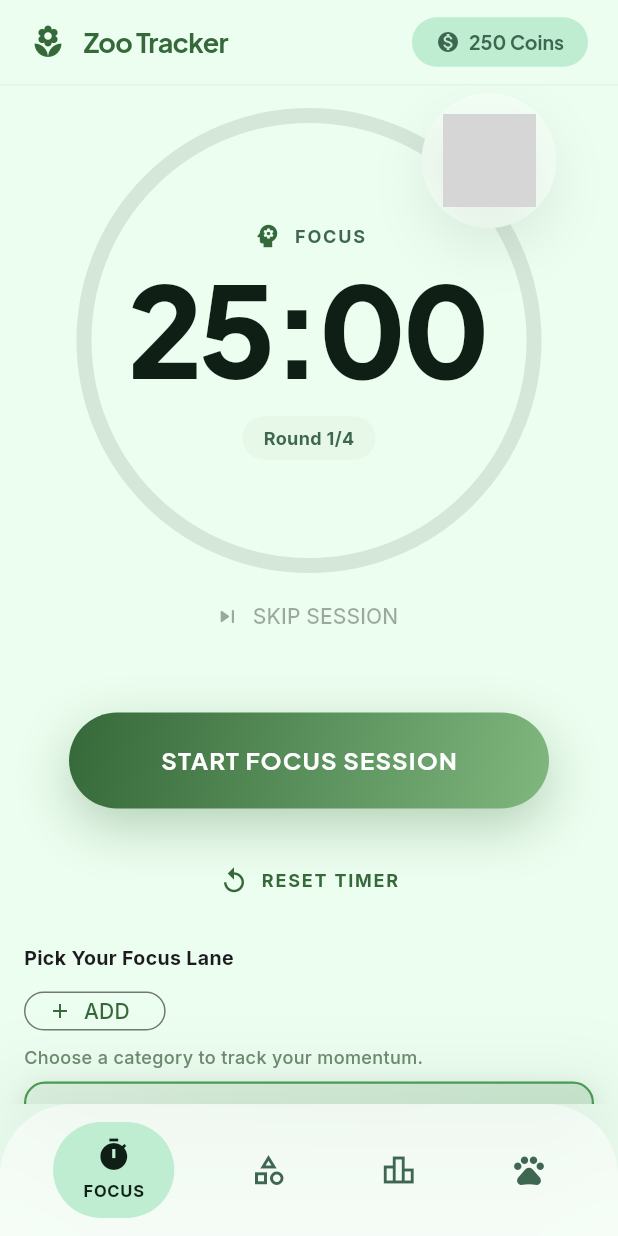
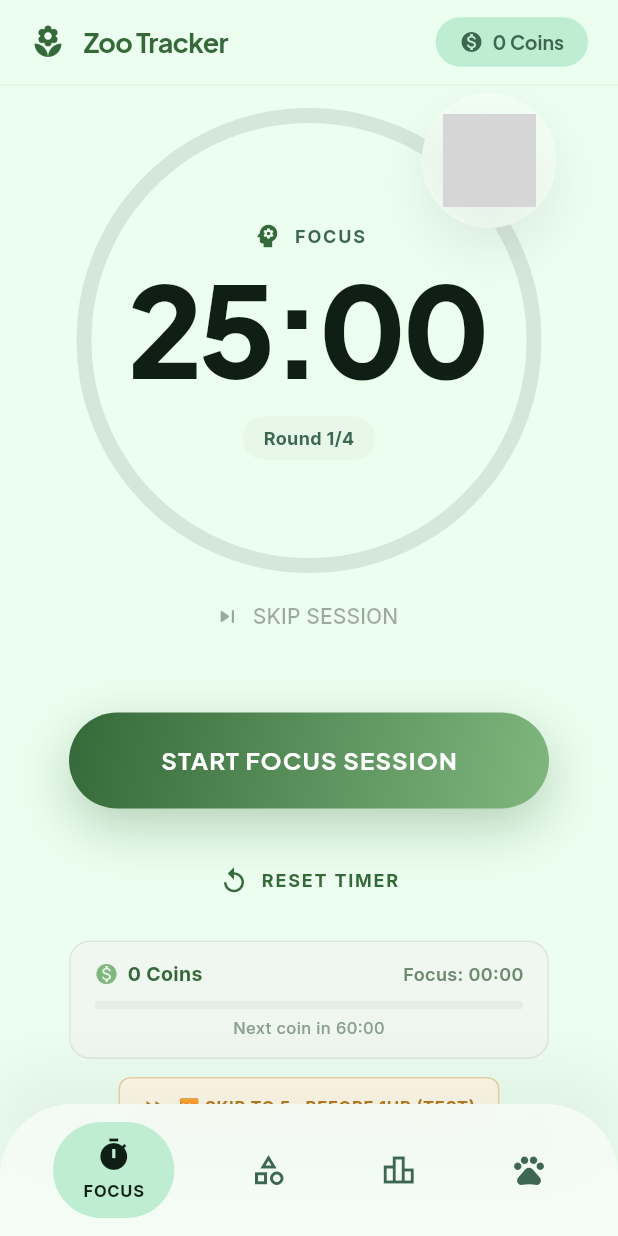
Before and after one commit to SupakronQ/Pomodoro-Zoo-Tracker, a Flutter app: the screen it shows after launch, on a phone screen of 412 x 824 dp. Run offline on Flutter 3.47's test engine with Material 3 defaults, Android fonts, the phone set to English and light mode, and no system bars; our stand-ins replace google_fonts; network calls fail; grey boxes are pictures that could not be loaded.

Commit message:
feat(coin): implement coin logic and add mock skip time button for testing

```diff
--- /dev/null
+++ b/pomodoro_zoo_tracker/lib/features/coin/domain/usecases/calculate_coins.dart
@@ -0,0 +1,14 @@
+// UseCase: คำนวณเหรียญจากเวลา focus สะสม
+class CalculateCoins {
+  static const int coinsPerHour = 10;
+  static const int secondsPerHour = 3600;
+
+  /// คืนจำนวนเหรียญใหม่ที่ควรได้รับ
+  /// จาก totalFocusSeconds ที่สะสมมา เทียบกับ awardedHours ที่ให้ไปแล้ว
+  int call({required int totalFocusSeconds, required int awardedHours}) {
+    final completedHours = totalFocusSeconds ~/ secondsPerHour;
+    final newHours = completedHours - awardedHours;
+    if (newHours <= 0) return 0;
+    return newHours * coinsPerHour;
+  }
+}
--- /dev/null
+++ b/pomodoro_zoo_tracker/lib/features/coin/presentation/providers/coin_provider.dart
@@ -0,0 +1,55 @@
+import 'package:flutter/material.dart';
+import '../../domain/usecases/calculate_coins.dart';
+
+// Provider — UI State สำหรับ Coin
+class CoinProvider extends ChangeNotifier {
+  final CalculateCoins calculateCoinsUseCase;
+
+  CoinProvider({required this.calculateCoinsUseCase});
+
+  int _coinBalance = 0;
+  int _totalFocusSeconds = 0;
+  int _awardedHours = 0;
+
+  int get coinBalance => _coinBalance;
+  int get totalFocusSeconds => _totalFocusSeconds;
+  int get awardedHours => _awardedHours;
+
+  /// วินาทีที่เหลือจนกว่าจะได้เหรียญรอบถัดไป
+  int get secondsUntilNextCoin {
+    final nextThreshold = (_awardedHours + 1) * CalculateCoins.secondsPerHour;
+    return nextThreshold - _totalFocusSeconds;
+  }
+
+  /// เรียกทุก 1 วินาทีที่ timer tick ใน focus phase
+  void addFocusSecond() {
+    _totalFocusSeconds += 1;
+    _checkAndAwardCoins();
+    notifyListeners();
+  }
+
+  /// สำหรับทดสอบ — กระโดดไป 5 วินาทีก่อนครบ 1 ชม. ถัดไป
+  void skipToBeforeOneHour() {
+    final nextThreshold = (_awardedHours + 1) * CalculateCoins.secondsPerHour;
+    _totalFocusSeconds = nextThreshold - 5;
+    notifyListeners();
+  }
+
+  void _checkAndAwardCoins() {
+    final newCoins = calculateCoinsUseCase(
+      totalFocusSeconds: _totalFocusSeconds,
+      awardedHours: _awardedHours,
+    );
+    if (newCoins > 0) {
+      _coinBalance += newCoins;
+      _awardedHours = _totalFocusSeconds ~/ CalculateCoins.secondsPerHour;
+    }
+  }
+
+  /// Format วินาทีเป็น MM:SS
+  String formatSeconds(int seconds) {
+    final m = seconds ~/ 60;
+    final s = seconds % 60;
+    return '${m.toString().padLeft(2, '0')}:${s.toString().padLeft(2, '0')}';
+  }
+}
--- a/pomodoro_zoo_tracker/lib/features/timer/presentation/pages/timer_page.dart
+++ b/pomodoro_zoo_tracker/lib/features/timer/presentation/pages/timer_page.dart
@@ -2,6 +2,8 @@ import 'package:flutter/material.dart';
 import 'package:pomodoro_zoo_tracker/presentation/main_page.dart';
 import '../providers/timer_provider.dart';
 import 'package:provider/provider.dart';
+import '../../../coin/presentation/providers/coin_provider.dart';
+import '../../../coin/domain/usecases/calculate_coins.dart';
 import '../widgets/timer_circle.dart';
 import '../widgets/timer_controls.dart';
 
@@ -136,6 +138,7 @@ class _TimerPageState extends State<TimerPage> {
   @override
   Widget build(BuildContext context) {
     final provider = context.watch<TimerProvider>();
+    final coinProvider = context.watch<CoinProvider>();
 
     return Scaffold(
       // backgroundColor: const Color(0xFFF5F0E8),
@@ -172,6 +175,15 @@ class _TimerPageState extends State<TimerPage> {
                     onPause: provider.pause,
                     onReset: provider.reset,
                   ),
+                  const SizedBox(height: 16),
+
+                  // -- Coin Progress Indicator --
+                  _buildCoinProgress(coinProvider),
+                  const SizedBox(height: 8),
+
+                  // -- Debug: Skip to 5s before 1 hour --
+                  _buildSkipTestButton(provider, coinProvider),
+
                   if (!_canStartTimer) ...[
                     const SizedBox(height: 12),
                     const Text(
@@ -265,6 +277,118 @@ class _TimerPageState extends State<TimerPage> {
               ),
             ),
           ),
+        ),
+      ),
+    );
+  }
+
+  Widget _buildCoinProgress(CoinProvider coinProvider) {
+    final focusMinutes = coinProvider.totalFocusSeconds ~/ 60;
+    final focusSecs = coinProvider.totalFocusSeconds % 60;
+    final untilNext = coinProvider.secondsUntilNextCoin;
+    final untilMin = untilNext ~/ 60;
+    final untilSec = untilNext % 60;
+    final progressToNextCoin = 1.0 -
+        (untilNext / CalculateCoins.secondsPerHour).clamp(0.0, 1.0);
+
+    return ConstrainedBox(
+      constraints: const BoxConstraints(maxWidth: 320),
+      child: Container(
+        padding: const EdgeInsets.symmetric(horizontal: 16, vertical: 12),
+        decoration: BoxDecoration(
+          color: const Color(0xFFF0F7F1),
+          borderRadius: BorderRadius.circular(14),
+          border: Border.all(color: const Color(0xFFDDE6DE)),
+        ),
+        child: Column(
+          children: [
+            Row(
+              mainAxisAlignment: MainAxisAlignment.spaceBetween,
+              children: [
+                Row(
+                  children: [
+                    const Icon(Icons.monetization_on, size: 16, color: Color(0xFF7FB77E)),
+                    const SizedBox(width: 6),
+                    Text(
+                      '${coinProvider.coinBalance} Coins',
+                      style: const TextStyle(
+                        fontWeight: FontWeight.w700,
+                        fontSize: 13,
+                        color: Color(0xFF356939),
+                      ),
+                    ),
+                  ],
+                ),
+                Text(
+                  'Focus: ${focusMinutes.toString().padLeft(2, '0')}:${focusSecs.toString().padLeft(2, '0')}',
+                  style: const TextStyle(
+                    fontSize: 12,
+                    fontWeight: FontWeight.w600,
+                    color: Color(0xFF6F8B71),
+                  ),
+                ),
+              ],
+            ),
+            const SizedBox(height: 8),
+            ClipRRect(
+              borderRadius: BorderRadius.circular(999),
+              child: LinearProgressIndicator(
+                value: progressToNextCoin,
+                minHeight: 6,
+                backgroundColor: const Color(0xFFE4EDE5),
+                valueColor: const AlwaysStoppedAnimation<Color>(Color(0xFF4B9E58)),
+              ),
+            ),
+            const SizedBox(height: 4),
+            Text(
+              'Next coin in ${untilMin.toString().padLeft(2, '0')}:${untilSec.toString().padLeft(2, '0')}',
+              style: const TextStyle(
+                fontSize: 11,
+                fontWeight: FontWeight.w500,
+                color: Color(0xFF8BA18D),
+              ),
+            ),
+          ],
+        ),
+      ),
+    );
+  }
+
+  Widget _buildSkipTestButton(TimerProvider timerProvider, CoinProvider coinProvider) {
+    return TextButton.icon(
+      onPressed: () async {
+        coinProvider.skipToBeforeOneHour();
+        if (timerProvider.phase != PomodoroPhase.focus || !timerProvider.isRunning) {
+          await timerProvider.reset();
+          await timerProvider.start();
+        }
+        if (mounted) {
+          ScaffoldMessenger.of(context).showSnackBar(
+            SnackBar(
+              content: Text(
+                '⏩ Skipped to 5s before coin award! (Focus: ${coinProvider.formatSeconds(coinProvider.totalFocusSeconds)})',
+              ),
+              duration: const Duration(seconds: 2),
+            ),
+          );
+        }
+      },
+      icon: const Icon(Icons.fast_forward, size: 16),
+      label: const Text(
+        '⏩ SKIP TO 5s BEFORE 1HR (TEST)',
+        style: TextStyle(
+          fontWeight: FontWeight.bold,
+          fontSize: 11,
+          letterSpacing: 0.5,
+        ),
+      ),
+      style: TextButton.styleFrom(
+        foregroundColor: const Color(0xFFB67B1F),
+        padding: const EdgeInsets.symmetric(horizontal: 16, vertical: 8),
+        backgroundColor: const Color(0xFFFFF8E8),
+        shape: RoundedRectangleBorder(
+          borderRadius: BorderRadius.circular(8),
+          side: const BorderSide(color: Color(0xFFE8D5A8)),
         ),
       ),
     );
--- a/pomodoro_zoo_tracker/lib/features/timer/presentation/providers/timer_provider.dart
+++ b/pomodoro_zoo_tracker/lib/features/timer/presentation/providers/timer_provider.dart
@@ -13,6 +13,9 @@ class TimerProvider extends ChangeNotifier {
   final StartTimer startTimerUseCase;
   final PauseTimer pauseTimerUseCase;
   final ResetTimer resetTimerUseCase;
+
+  /// Callback ที่จะถูกเรียกทุกวินาทีที่ timer tick ใน focus phase
+  VoidCallback? onFocusTick;
 
   TimerProvider({
     required this.startTimerUseCase,
@@ -103,6 +106,12 @@ class TimerProvider extends ChangeNotifier {
 
   void _tick() {
     if (_timer == null || !_timer!.isRunning) return;
+
+    // นับ focus second สำหรับระบบ coin
+    if (_phase == PomodoroPhase.focus) {
+      onFocusTick?.call();
+    }
+
     final elapsed = _timer!.elapsedSeconds + 1;
     final completed = elapsed >= _timer!.durationSeconds;
 
--- a/pomodoro_zoo_tracker/lib/main.dart
+++ b/pomodoro_zoo_tracker/lib/main.dart
@@ -7,7 +7,8 @@ import 'features/timer/domain/usecases/start_timer.dart';
 import 'features/timer/domain/usecases/pause_timer.dart';
 import 'features/timer/domain/usecases/reset_timer.dart';
 import 'features/timer/presentation/providers/timer_provider.dart';
-import 'features/timer/presentation/pages/timer_page.dart';
+import 'features/coin/domain/usecases/calculate_coins.dart';
+import 'features/coin/presentation/providers/coin_provider.dart';
 import 'core/theme/app_theme.dart';
 
 void main() {
@@ -26,11 +27,20 @@ class MyApp extends StatelessWidget {
     return MultiProvider(
       providers: [
         ChangeNotifierProvider(
+          create: (_) => CoinProvider(
+            calculateCoinsUseCase: CalculateCoins(),
+          ),
+        ),
+        ChangeNotifierProxyProvider<CoinProvider, TimerProvider>(
           create: (_) => TimerProvider(
             startTimerUseCase: StartTimer(repository),
             pauseTimerUseCase: PauseTimer(repository),
             resetTimerUseCase: ResetTimer(repository),
           ),
+          update: (_, coinProvider, timerProvider) {
+            timerProvider!.onFocusTick = coinProvider.addFocusSecond;
+            return timerProvider;
+          },
         ),
       ],
       child: MaterialApp(
--- a/pomodoro_zoo_tracker/lib/presentation/main_page.dart
+++ b/pomodoro_zoo_tracker/lib/presentation/main_page.dart
@@ -1,10 +1,12 @@
 import 'package:flutter/material.dart';
 import 'package:pomodoro_zoo_tracker/core/widgets/zoo_header.dart';
+import 'package:provider/provider.dart';
 // Import Widget Bottom Nav ของคุณ
 import '../core/widgets/zoo_bottom_nav.dart';
 // Import หน้าต่างๆ (สมมติชื่อไฟล์)
 import '../../features/timer/presentation/pages/timer_page.dart';
 import '../../features/category/presentation/pages/category_management_page.dart';
+import '../../features/coin/presentation/providers/coin_provider.dart';
 
 class MainPage extends StatefulWidget {
   final int initialIndex;
@@ -38,10 +40,12 @@ class _MainPageState extends State<MainPage> {
 
   @override
   Widget build(BuildContext context) {
+    final coinProvider = context.watch<CoinProvider>();
+
     return Scaffold(
       appBar: ZooHeader(
           title: "Zoo Tracker",
-          coins: 250,
+          coins: coinProvider.coinBalance,
           onCoinTap: () => print("Coin clicked!"),
         ),
       // 2. ใช้ IndexedStack เพื่อรักษา State ของแต่ละหน้า (เช่น Timer จะไม่หยุดเดิน)
```
